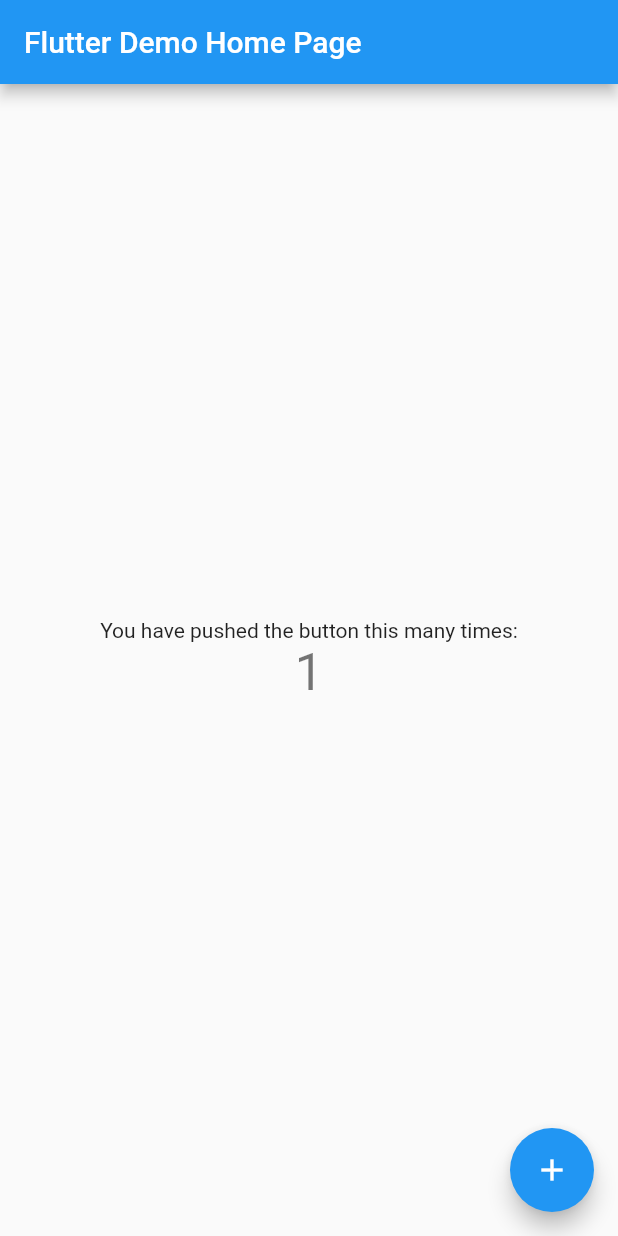
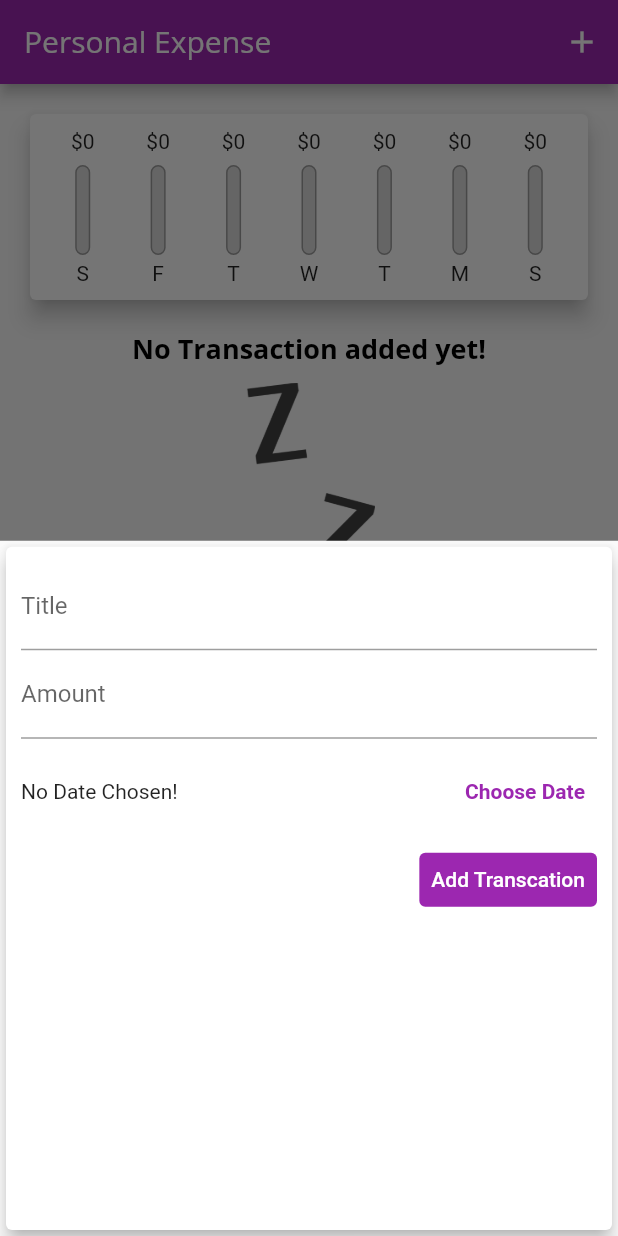
Before and after one commit to De-pitcher/expense_planner, a Flutter app: the screen it shows after launch, after a tap on the "add" icon, on a phone screen of 412 x 824 dp. Run offline on Flutter 3.47's test engine with Material 2 defaults, Android fonts, the phone set to English and light mode, and no system bars.

Commit message:
ADD:assets/,/widget/,/models/;MOD:pubspec.yaml

```diff
--- a/lib/main.dart
+++ b/lib/main.dart
@@ -1,4 +1,9 @@
 import 'package:flutter/material.dart';
+
+import './models/transaction.dart';
+import './widgets/transaction_list.dart';
+import './widgets/new_transaction.dart';
+import './widgets/chart.dart';
 
 void main() {
   runApp(const MyApp());
@@ -7,109 +12,165 @@ void main() {
 class MyApp extends StatelessWidget {
   const MyApp({super.key});
 
-  // This widget is the root of your application.
   @override
   Widget build(BuildContext context) {
     return MaterialApp(
-      title: 'Flutter Demo',
+      title: 'Personal Expenses',
       theme: ThemeData(
-        // This is the theme of your application.
-        //
-        // Try running your application with "flutter run". You'll see the
-        // application has a blue toolbar. Then, without quitting the app, try
-        // changing the primarySwatch below to Colors.green and then invoke
-        // "hot reload" (press "r" in the console where you ran "flutter run",
-        // or simply save your changes to "hot reload" in a Flutter IDE).
-        // Notice that the counter didn't reset back to zero; the application
-        // is not restarted.
-        primarySwatch: Colors.blue,
+        colorScheme: ColorScheme.fromSwatch(
+          primarySwatch: Colors.purple,
+        ).copyWith(secondary: Colors.amber),
+        fontFamily: 'Quicksand',
+        textTheme: Theme.of(context).textTheme.copyWith(
+              titleLarge: const TextStyle(
+                fontFamily: 'OpenSans',
+                fontWeight: FontWeight.bold,
+                fontSize: 18,
+              ),
+            ),
+        buttonTheme: Theme.of(context).buttonTheme.copyWith(
+              colorScheme: ColorScheme.fromSwatch(
+                backgroundColor: Colors.white,
+              ),
+            ),
+        appBarTheme: AppBarTheme(
+          titleTextStyle: ThemeData.light()
+              .textTheme
+              .copyWith(
+                titleLarge: const TextStyle(
+                  fontFamily: 'OpenSans',
+                  fontSize: 20,
+                ),
+              )
+              .headline6,
+        ),
       ),
-      home: const MyHomePage(title: 'Flutter Demo Home Page'),
+      home: const MyHomePage(),
     );
   }
 }
 
 class MyHomePage extends StatefulWidget {
-  const MyHomePage({super.key, required this.title});
-
-  // This widget is the home page of your application. It is stateful, meaning
-  // that it has a State object (defined below) that contains fields that affect
-  // how it looks.
-
-  // This class is the configuration for the state. It holds the values (in this
-  // case the title) provided by the parent (in this case the App widget) and
-  // used by the build method of the State. Fields in a Widget subclass are
-  // always marked "final".
-
-  final String title;
+  const MyHomePage({super.key});
 
   @override
   State<MyHomePage> createState() => _MyHomePageState();
 }
 
 class _MyHomePageState extends State<MyHomePage> {
-  int _counter = 0;
+  final List<Transaction> _userTransactions = [
+    // Transaction(
+    //   id: 't1',
+    //   title: 'New Shoe',
+    //   amount: 69.99,
+    //   date: DateTime.now(),
+    // ),
+    // Transaction(
+    //   id: 't2',
+    //   title: 'Weekly Groceries',
+    //   amount: 16.99,
+    //   date: DateTime.now(),
+    // ),
+    // Transaction(
+    //   id: 't1',
+    //   title: 'New Shoe',
+    //   amount: 69.99,
+    //   date: DateTime.now(),
+    // ),
+    // Transaction(
+    //   id: 't2',
+    //   title: 'Weekly Groceries',
+    //   amount: 16.99,
+    //   date: DateTime.now(),
+    // ),
+    // Transaction(
+    //   id: 't1',
+    //   title: 'New Shoe',
+    //   amount: 69.99,
+    //   date: DateTime.now(),
+    // ),
+    // Transaction(
+    //   id: 't2',
+    //   title: 'Weekly Groceries',
+    //   amount: 16.99,
+    //   date: DateTime.now(),
+    // ),
+  ];
 
-  void _incrementCounter() {
+  List<Transaction> get _recentTransactions {
+    return _userTransactions
+        .where((tx) {
+          return tx.date.isAfter(
+            DateTime.now().subtract(
+              const Duration(days: 7),
+            ),
+          );
+        })
+        .toList()
+        .reversed
+        .toList();
+  }
+
+  void _addNewTransaction(String title, double amount, DateTime chosenDate) {
+    final newTx = Transaction(
+      id: DateTime.now().toString(),
+      title: title,
+      amount: amount,
+      date: chosenDate,
+    );
     setState(() {
-      // This call to setState tells the Flutter framework that something has
-      // changed in this State, which causes it to rerun the build method below
-      // so that the display can reflect the updated values. If we changed
-      // _counter without calling setState(), then the build method would not be
-      // called again, and so nothing would appear to happen.
-      _counter++;
+      _userTransactions.add(newTx);
+    });
+  }
+
+  void _startAddNewTransaction(BuildContext ctx) {
+    showModalBottomSheet(
+        context: ctx,
+        builder: (_) {
+          return GestureDetector(
+            onTap: () {},
+            behavior: HitTestBehavior.opaque,
+            child: NewTransaction(_addNewTransaction),
+          );
+        });
+  }
+
+  void _deleteTransaction(String id) {
+    setState(() {
+      _userTransactions.removeWhere((tx) => tx.id == id);
     });
   }
 
   @override
   Widget build(BuildContext context) {
-    // This method is rerun every time setState is called, for instance as done
-    // by the _incrementCounter method above.
-    //
-    // The Flutter framework has been optimized to make rerunning build methods
-    // fast, so that you can just rebuild anything that needs updating rather
-    // than having to individually change instances of widgets.
     return Scaffold(
       appBar: AppBar(
-        // Here we take the value from the MyHomePage object that was created by
-        // the App.build method, and use it to set our appbar title.
-        title: Text(widget.title),
+        title: const Text('Personal Expense'),
+        actions: [
+          IconButton(
+            onPressed: () => _startAddNewTransaction(context),
+            icon: const Icon(Icons.add),
+          ),
+        ],
       ),
-      body: Center(
-        // Center is a layout widget. It takes a single child and positions it
-        // in the middle of the parent.
+      body: SingleChildScrollView(
         child: Column(
-          // Column is also a layout widget. It takes a list of children and
-          // arranges them vertically. By default, it sizes itself to fit its
-          // children horizontally, and tries to be as tall as its parent.
-          //
-          // Invoke "debug painting" (press "p" in the console, choose the
-          // "Toggle Debug Paint" action from the Flutter Inspector in Android
-          // Studio, or the "Toggle Debug Paint" command in Visual Studio Code)
-          // to see the wireframe for each widget.
-          //
-          // Column has various properties to control how it sizes itself and
-          // how it positions its children. Here we use mainAxisAlignment to
-          // center the children vertically; the main axis here is the vertical
-          // axis because Columns are vertical (the cross axis would be
-          // horizontal).
-          mainAxisAlignment: MainAxisAlignment.center,
-          children: <Widget>[
-            const Text(
-              'You have pushed the button this many times:',
-            ),
-            Text(
-              '$_counter',
-              style: Theme.of(context).textTheme.headline4,
-            ),
+          // mainAxisAlignment: MainAxisAlignment.start,
+          crossAxisAlignment: CrossAxisAlignment.stretch,
+          children: [
+            Chart(_recentTransactions),
+            TransactionList(_userTransactions,_deleteTransaction),
           ],
         ),
       ),
+      floatingActionButtonLocation: FloatingActionButtonLocation.centerFloat,
       floatingActionButton: FloatingActionButton(
-        onPressed: _incrementCounter,
-        tooltip: 'Increment',
-        child: const Icon(Icons.add),
-      ), // This trailing comma makes auto-formatting nicer for build methods.
+        onPressed: () {},
+        child: const Icon(
+          Icons.add,
+          color: Colors.black,
+        ),
+      ),
     );
   }
 }
--- /dev/null
+++ b/lib/models/transaction.dart
@@ -0,0 +1,13 @@
+class Transaction {
+  final String id;
+  final String title;
+  final double amount;
+  final DateTime date;
+
+  Transaction({
+    required this.id,
+    required this.title,
+    required this.amount,
+    required this.date,
+  });
+}
--- /dev/null
+++ b/lib/widgets/chart.dart
@@ -0,0 +1,65 @@
+import 'package:flutter/material.dart';
+import 'package:intl/intl.dart';
+
+import '../models/transaction.dart';
+import './chart_bar.dart';
+
+class Chart extends StatelessWidget {
+  final List<Transaction> recentTransaction;
+  const Chart(this.recentTransaction, {super.key});
+
+  List<Map<String, Object>> get groupedTransactionValues {
+    return List.generate(7, (index) {
+      final weekDay = DateTime.now().subtract(Duration(days: index));
+      var totalSum = 0.0;
+
+      for (var i = 0; i < recentTransaction.length; i++) {
+        if (recentTransaction[i].date.day == weekDay.day &&
+            recentTransaction[i].date.month == weekDay.month &&
+            recentTransaction[i].date.year == weekDay.year) {
+          totalSum += recentTransaction[i].amount;
+        }
+      }
+
+      print(DateFormat.E().format(weekDay));
+      print(totalSum);
+
+      return {
+        'day': DateFormat.E().format(weekDay).substring(0, 1),
+        'amount': totalSum,
+      };
+    });
+  }
+
+  double get totalSpending {
+    return groupedTransactionValues.fold(0.0, (sum, item) {
+      return sum + (item['amount'] as double);
+    });
+  }
+
+  @override
+  Widget build(BuildContext context) {
+    return Card(
+      elevation: 6,
+      margin: const EdgeInsets.all(20),
+      child: Padding(
+        padding: const EdgeInsets.all(10.0),
+        child: Row(
+          mainAxisAlignment: MainAxisAlignment.spaceAround,
+          children: groupedTransactionValues.map((data) {
+            return Flexible(
+              fit: FlexFit.tight,
+              child: ChartBar(
+                label: data['day'] as String,
+                spendingAmount: data['amount'] as double,
+                spendingPctofTotal: totalSpending == 0.0
+                    ? 0.0
+                    : (data['amount'] as double) / totalSpending,
+              ),
+            );
+          }).toList(),
+        ),
+      ),
+    );
+  }
+}
--- /dev/null
+++ b/lib/widgets/chart_bar.dart
@@ -0,0 +1,50 @@
+import 'package:flutter/material.dart';
+
+class ChartBar extends StatelessWidget {
+  final String label;
+  final double spendingAmount;
+  final double spendingPctofTotal;
+  const ChartBar({
+    super.key,
+    required this.label,
+    required this.spendingAmount,
+    required this.spendingPctofTotal,
+  });
+
+  @override
+  Widget build(BuildContext context) {
+    return Column(
+      children: [
+        SizedBox(
+            height: 20, child: Text('\$${spendingAmount.toStringAsFixed(0)}')),
+        SizedBox(height: 4),
+        Container(
+          height: 60,
+          width: 10,
+          child: Stack(
+            children: [
+              Container(
+                decoration: BoxDecoration(
+                  border: Border.all(color: Colors.grey, width: 1.0),
+                  color: Color.fromRGBO(220, 220, 220, 1.0),
+                  borderRadius: BorderRadius.circular(10),
+                ),
+              ),
+              FractionallySizedBox(
+                heightFactor: spendingPctofTotal,
+                child: Container(
+                  decoration: BoxDecoration(
+                    color: Theme.of(context).colorScheme.primary,
+                    borderRadius: BorderRadius.circular(10),
+                  ),
+                ),
+              )
+            ],
+          ),
+        ),
+        SizedBox(height: 4),
+        Text(label),
+      ],
+    );
+  }
+}
--- /dev/null
+++ b/lib/widgets/new_transaction.dart
@@ -0,0 +1,113 @@
+import 'package:flutter/material.dart';
+import 'package:intl/intl.dart';
+
+class NewTransaction extends StatefulWidget {
+  final Function addTx;
+  const NewTransaction(
+    this.addTx, {
+    super.key,
+  });
+
+  @override
+  State<NewTransaction> createState() => _NewTransactionState();
+}
+
+class _NewTransactionState extends State<NewTransaction> {
+  final _titleController = TextEditingController();
+  final _amountController = TextEditingController();
+  DateTime? _selectedDate;
+
+  void _submitData() {
+    final title = _titleController.text;
+    final amount = double.parse(
+      _amountController.text == '' ? '0' : _amountController.text,
+    );
+    if (_amountController.text.isEmpty) {
+      return;
+    }
+
+    if (title.isEmpty || amount <= 0 || _selectedDate == null) {
+      return;
+    }
+    widget.addTx(
+      _titleController.text,
+      double.parse(_amountController.text),
+      _selectedDate,
+    );
+    Navigator.of(context).pop();
+  }
+
+  void _presentDatePicker() {
+    showDatePicker(
+      context: context,
+      initialDate: DateTime.now(),
+      firstDate: DateTime(2022),
+      lastDate: DateTime.now(),
+    ).then((pickedDate) {
+      if (pickedDate == null) {
+        return;
+      }
+      setState(() {
+        _selectedDate = pickedDate;
+      });
+    });
+  }
+
+  @override
+  Widget build(BuildContext context) {
+    return Card(
+      elevation: 5,
+      child: Container(
+        padding: const EdgeInsets.all(10),
+        child: Column(
+          crossAxisAlignment: CrossAxisAlignment.end,
+          children: [
+            TextField(
+              controller: _titleController,
+              decoration: const InputDecoration(labelText: 'Title'),
+              onSubmitted: (_) => _submitData(),
+              // onChanged: (val) => titleInput = val,
+            ),
+            TextField(
+              controller: _amountController,
+              decoration: const InputDecoration(labelText: 'Amount'),
+              keyboardType: TextInputType.number,
+              onSubmitted: (_) => _submitData(),
+              // onChanged: (val) => amountInput = val,
+            ),
+            SizedBox(
+              height: 70,
+              child: Row(
+                children: [
+                  Expanded(
+                    child: Text(
+                      _selectedDate == null
+                          ? 'No Date Chosen!'
+                          : 'Picked Date: ${DateFormat.yMd().format(_selectedDate!)}',
+                    ),
+                  ),
+                  TextButton(
+                    onPressed: () => _presentDatePicker(),
+                    child: Text(
+                      'Choose Date',
+                      style: TextStyle(fontWeight: FontWeight.bold),
+                    ),
+                  )
+                ],
+              ),
+            ),
+            TextButton(
+              onPressed: _submitData,
+              child: const Text('Add Transcation'),
+              style: TextButton.styleFrom(
+                foregroundColor:
+                    Theme.of(context).buttonTheme.colorScheme!.background,
+                backgroundColor: Theme.of(context).colorScheme.primary,
+              ),
+            )
+          ],
+        ),
+      ),
+    );
+  }
+}
--- /dev/null
+++ b/lib/widgets/transaction_list.dart
@@ -0,0 +1,114 @@
+import 'package:flutter/material.dart';
+import 'package:intl/intl.dart';
+
+import '../models/transaction.dart';
+
+class TransactionList extends StatelessWidget {
+  final List<Transaction> transactions;
+  final Function deleteTx;
+  const TransactionList(this.transactions, this.deleteTx, {super.key});
+
+  @override
+  Widget build(BuildContext context) {
+    return SizedBox(
+      height: 300,
+      child: transactions.isEmpty
+          ? Column(
+              children: [
+                Text(
+                  'No Transaction added yet!',
+                  style: Theme.of(context)
+                      .textTheme
+                      .titleLarge!
+                      .copyWith(color: Colors.black),
+                ),
+                const SizedBox(height: 10),
+                SizedBox(
+                  height: 200,
+                  child: Image.asset(
+                    'assets/images/waiting.png',
+                    fit: BoxFit.fill,
+                  ),
+                )
+              ],
+            )
+          : ListView.builder(
+              itemBuilder: (ctx, index) {
+                final tx = transactions[index];
+                return Card(
+                  elevation: 6,
+                  margin:
+                      const EdgeInsets.symmetric(vertical: 8, horizontal: 5),
+                  child: ListTile(
+                    leading: CircleAvatar(
+                      radius: 20,
+                      backgroundColor: Theme.of(context).colorScheme.primary,
+                      child: Padding(
+                        padding: const EdgeInsets.all(6.0),
+                        child: FittedBox(child: Text('\$${tx.amount}')),
+                      ),
+                    ),
+                    title: Text(
+                      tx.title,
+                      style: Theme.of(context).textTheme.titleLarge,
+                    ),
+                    subtitle: Text(
+                      DateFormat.yMMMd().format(tx.date),
+                    ),
+                    trailing: IconButton(
+                      onPressed: () => deleteTx(tx.id),
+                      icon: Icon(
+                        Icons.delete,
+                        color: Theme.of(context).errorColor,
+                      ),
+                    ),
+                  ),
+                );
+
+                // return Card(
+                //   child: Row(
+                //     children: [
+                //       Container(
+                //         margin: const EdgeInsets.symmetric(
+                //           vertical: 10,
+                //           horizontal: 15,
+                //         ),
+                //         padding: const EdgeInsets.all(10),
+                //         decoration: BoxDecoration(
+                //           border: Border.all(
+                //             color: Colors.purple,
+                //             width: 2,
+                //           ),
+                //         ),
+                //         child: Text(
+                //           '\$${tx.amount.toStringAsFixed(2)}',
+                //           style: const TextStyle(
+                //             fontWeight: FontWeight.bold,
+                //             fontSize: 20,
+                //             color: Colors.purple,
+                //           ),
+                //         ),
+                //       ),
+                //       Column(
+                //         crossAxisAlignment: CrossAxisAlignment.start,
+                //         children: [
+                //           Text(
+                //             tx.title,
+                //             style: Theme.of(context).textTheme.titleLarge,
+                //           ),
+                //           Text(
+                //             DateFormat.yMMMd().format(tx.date),
+                //             style: const TextStyle(
+                //                 color: Colors.grey, fontSize: 14),
+                //           )
+                //         ],
+                //       )
+                //     ],
+                //   ),
+                // );
+              },
+              itemCount: transactions.length,
+            ),
+    );
+  }
+}
```
Also changed, not shown: lib/widgets/user_transaction.dart (added, +59 -0 lines), pubspec.yaml (+14 -13 lines), assets/fonts/OpenSans-Bold.ttf (added), assets/fonts/OpenSans-Regular.ttf (added), assets/fonts/Quicksand-Bold.ttf (added), assets/fonts/Quicksand-Light.ttf (added), assets/fonts/Quicksand-Medium.ttf (added), assets/fonts/Quicksand-Regular.ttf (added), assets/images/waiting.png (added), pubspec.lock.
